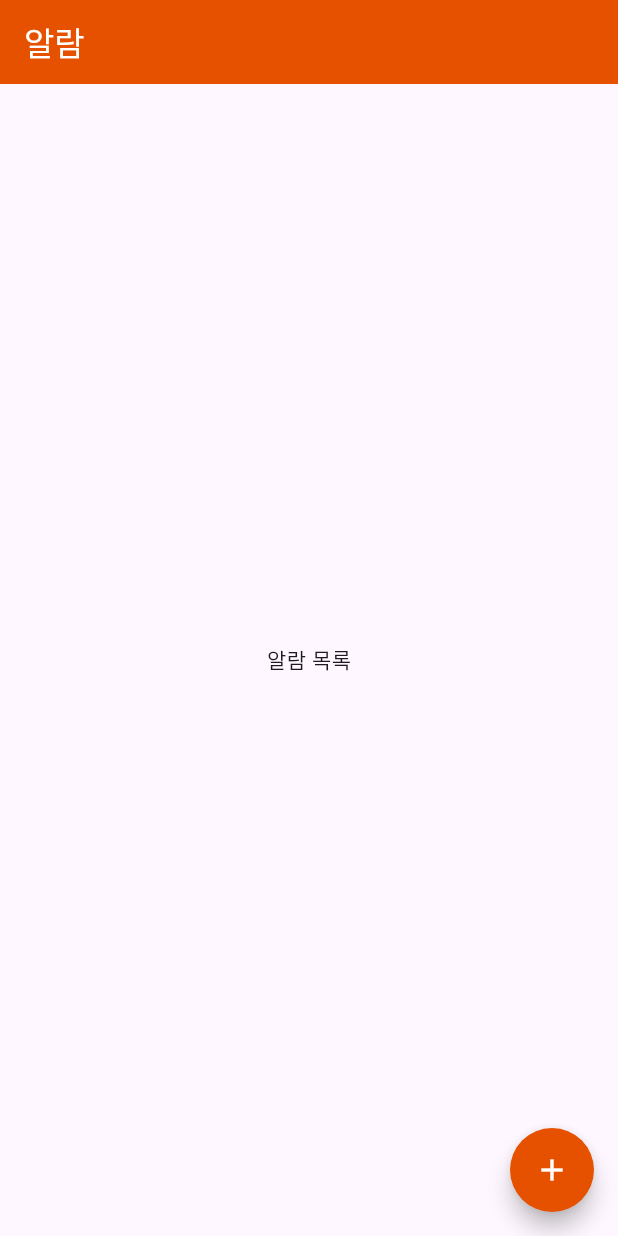
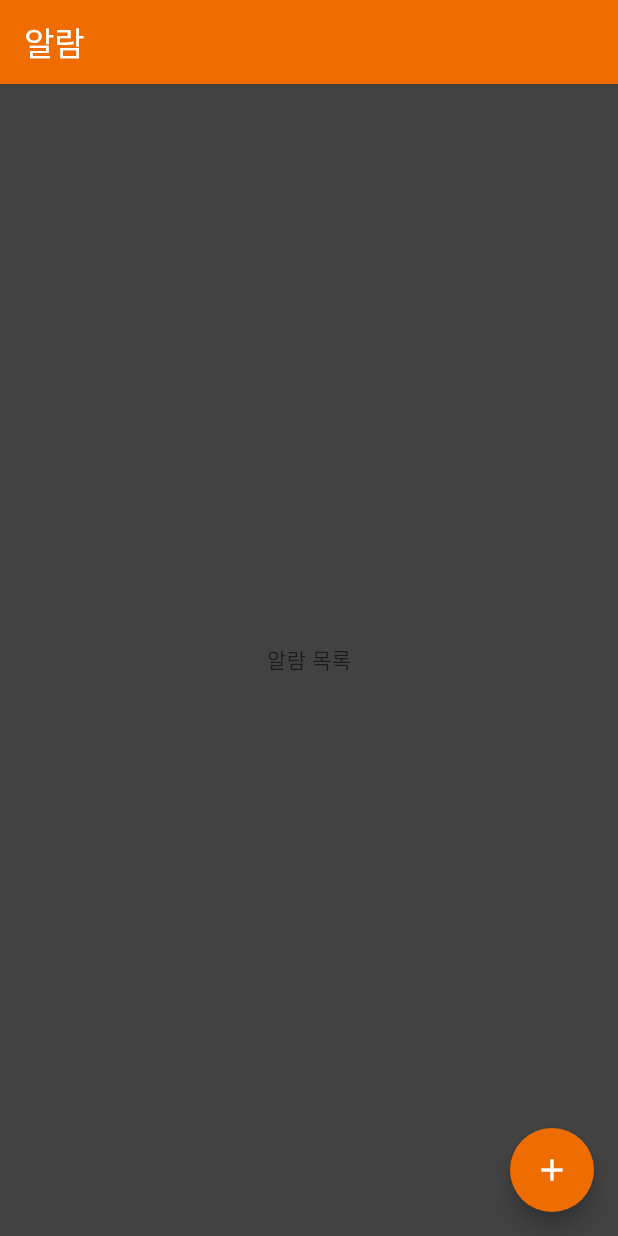
Before and after one commit to cyj0104/orange_alarm, a Flutter app: the screen it shows after launch, on a phone screen of 412 x 824 dp. Run offline on Flutter 3.47's test engine with Material 3 defaults, Android fonts, the phone set to English and light mode, and no system bars.

Commit message:
색상 수정

```diff
--- a/lib/page/HomePage.dart
+++ b/lib/page/HomePage.dart
@@ -13,9 +13,10 @@ class _HomepageState extends State<Homepage> {
   @override
   Widget build(BuildContext context) {
     return Scaffold(
+      backgroundColor: Colors.grey.shade800,
       appBar: AppBar(
         title: const Text('알람',style: TextStyle(color: Colors.white)),
-        backgroundColor: Colors.orange.shade900,
+        backgroundColor: Colors.orange.shade800,
       ),
       body: const Center(
         child: Text('알람 목록'),
@@ -27,7 +28,7 @@ class _HomepageState extends State<Homepage> {
             MaterialPageRoute(builder: (context) => NewAlarmPage()),
           );
         },
-        backgroundColor: Colors.orange.shade900,
+        backgroundColor: Colors.orange.shade800,
         shape: const CircleBorder(),
         child: const Icon(Icons.add, color: Colors.white),
       ),
```
